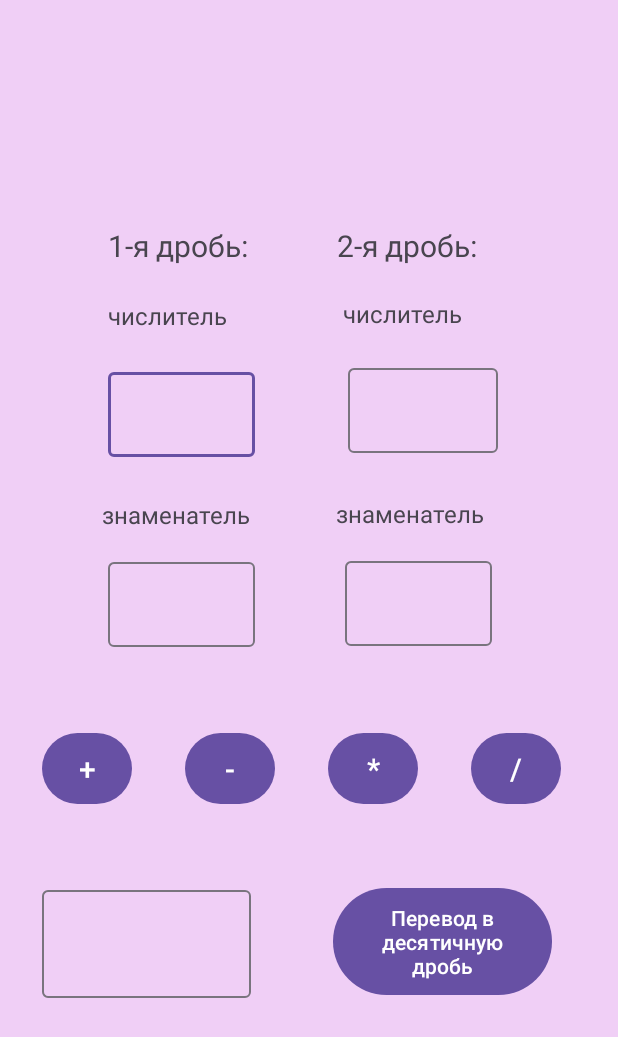
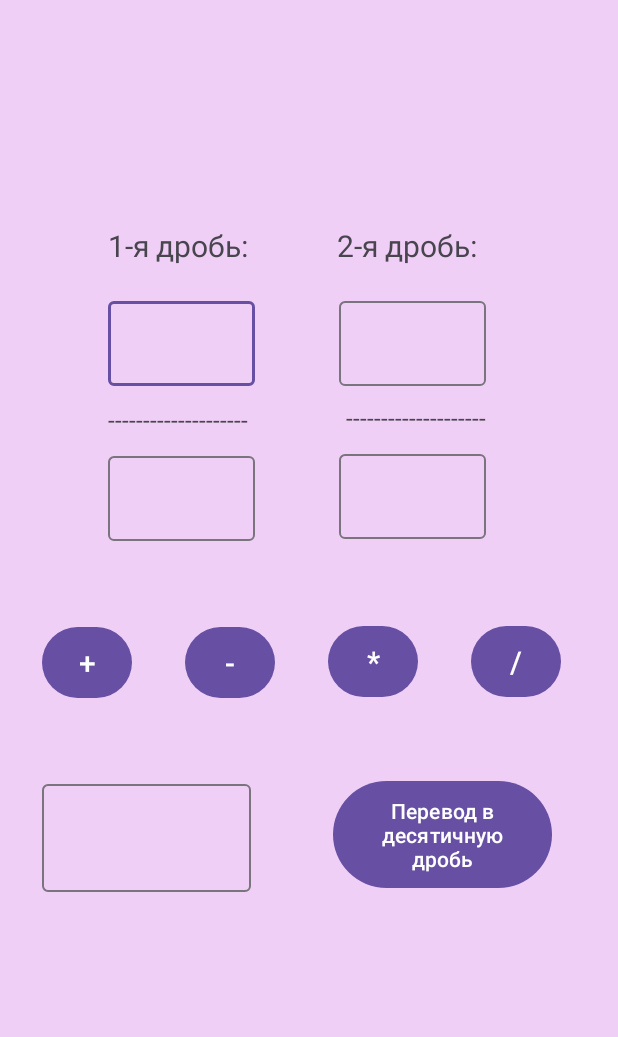
Before and after one commit to VisotID/Frac_android, an Android app: the screen it shows after launch (MainActivity), on a phone screen of 412 x 824 dp. Shown: the top 1037 px of the screen. Run offline under Robolectric (Android 15) with nearby library versions, the phone set to English and light mode, and no system bars.

Commit message:
comment, interface

```diff
--- a/app/src/main/res/layout/activity_main.xml
+++ b/app/src/main/res/layout/activity_main.xml
@@ -31,24 +31,12 @@
         app:layout_constraintTop_toTopOf="parent" />
 
     <TextView
-        android:id="@+id/textView3"
-        android:layout_width="101dp"
-        android:layout_height="26dp"
-        android:layout_marginTop="16dp"
-        android:layout_marginEnd="104dp"
-        android:text="числитель"
-        android:textAlignment="textEnd"
-        android:textSize="16sp"
-        app:layout_constraintEnd_toEndOf="parent"
-        app:layout_constraintTop_toBottomOf="@+id/textHintSFrac" />
-
-    <TextView
         android:id="@+id/textView4"
         android:layout_width="wrap_content"
         android:layout_height="wrap_content"
-        android:layout_marginStart="68dp"
-        android:layout_marginTop="20dp"
-        android:text="знаменатель"
+        android:layout_marginStart="72dp"
+        android:layout_marginTop="4dp"
+        android:text="--------------------"
         android:textSize="16sp"
         app:layout_constraintStart_toStartOf="parent"
         app:layout_constraintTop_toBottomOf="@+id/textInputLayout2" />
@@ -57,9 +45,9 @@
         android:id="@+id/textView5"
         android:layout_width="wrap_content"
         android:layout_height="wrap_content"
-        android:layout_marginTop="25dp"
-        android:layout_marginEnd="89dp"
-        android:text="знаменатель"
+        android:layout_marginTop="4dp"
+        android:layout_marginEnd="88dp"
+        android:text="--------------------"
         android:textSize="16sp"
         app:layout_constraintEnd_toEndOf="parent"
         app:layout_constraintTop_toBottomOf="@+id/textInputLayout" />
@@ -82,9 +70,9 @@
         android:layout_width="98dp"
         android:layout_height="69dp"
         android:layout_marginStart="72dp"
-        android:layout_marginTop="15dp"
+        android:layout_marginTop="13dp"
         app:layout_constraintStart_toStartOf="parent"
-        app:layout_constraintTop_toBottomOf="@+id/textHintNum1">
+        app:layout_constraintTop_toBottomOf="@+id/textHintFFrac">
 
         <com.google.android.material.textfield.TextInputEditText
             android:id="@+id/num1"
@@ -96,12 +84,12 @@
 
     <com.google.android.material.textfield.TextInputLayout
         android:id="@+id/textInputLayout"
-        android:layout_width="100dp"
-        android:layout_height="66dp"
-        android:layout_marginTop="16dp"
-        android:layout_marginEnd="80dp"
+        android:layout_width="98dp"
+        android:layout_height="68dp"
+        android:layout_marginTop="13dp"
+        android:layout_marginEnd="88dp"
         app:layout_constraintEnd_toEndOf="parent"
-        app:layout_constraintTop_toBottomOf="@+id/textView3">
+        app:layout_constraintTop_toBottomOf="@+id/textHintSFrac">
 
         <com.google.android.material.textfield.TextInputEditText
             android:id="@+id/num2"
@@ -115,7 +103,7 @@
         android:layout_width="98dp"
         android:layout_height="71dp"
         android:layout_marginStart="72dp"
-        android:layout_marginTop="15dp"
+        android:layout_marginTop="8dp"
         app:layout_constraintStart_toStartOf="parent"
         app:layout_constraintTop_toBottomOf="@+id/textView4">
 
@@ -130,8 +118,8 @@
         android:id="@+id/textInputLayout4"
         android:layout_width="98dp"
         android:layout_height="68dp"
-        android:layout_marginTop="15dp"
-        android:layout_marginEnd="84dp"
+        android:layout_marginTop="8dp"
+        android:layout_marginEnd="88dp"
         app:layout_constraintEnd_toEndOf="parent"
         app:layout_constraintTop_toBottomOf="@+id/textView5">
 
@@ -206,15 +194,4 @@
         app:layout_constraintEnd_toEndOf="parent"
         app:layout_constraintTop_toBottomOf="@+id/button3" />
 
-    <TextView
-        android:id="@+id/textHintNum1"
-        android:layout_width="92dp"
-        android:layout_height="28dp"
-        android:layout_marginStart="72dp"
-        android:layout_marginTop="17dp"
-        android:text="числитель"
-        android:textSize="16sp"
-        app:layout_constraintStart_toStartOf="parent"
-        app:layout_constraintTop_toBottomOf="@+id/textHintFFrac" />
-
 </androidx.constraintlayout.widget.ConstraintLayout>
```
Also changed, not shown: app/src/main/java/com/example/frac_android/MainActivity.java (+30 -0 lines).
